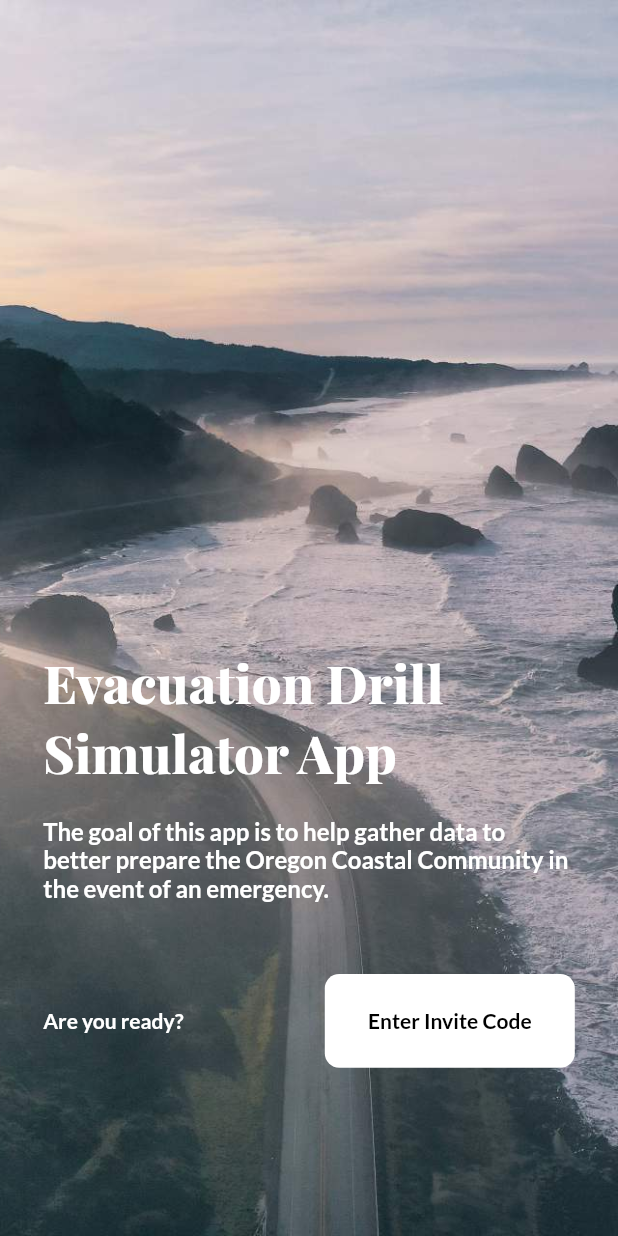
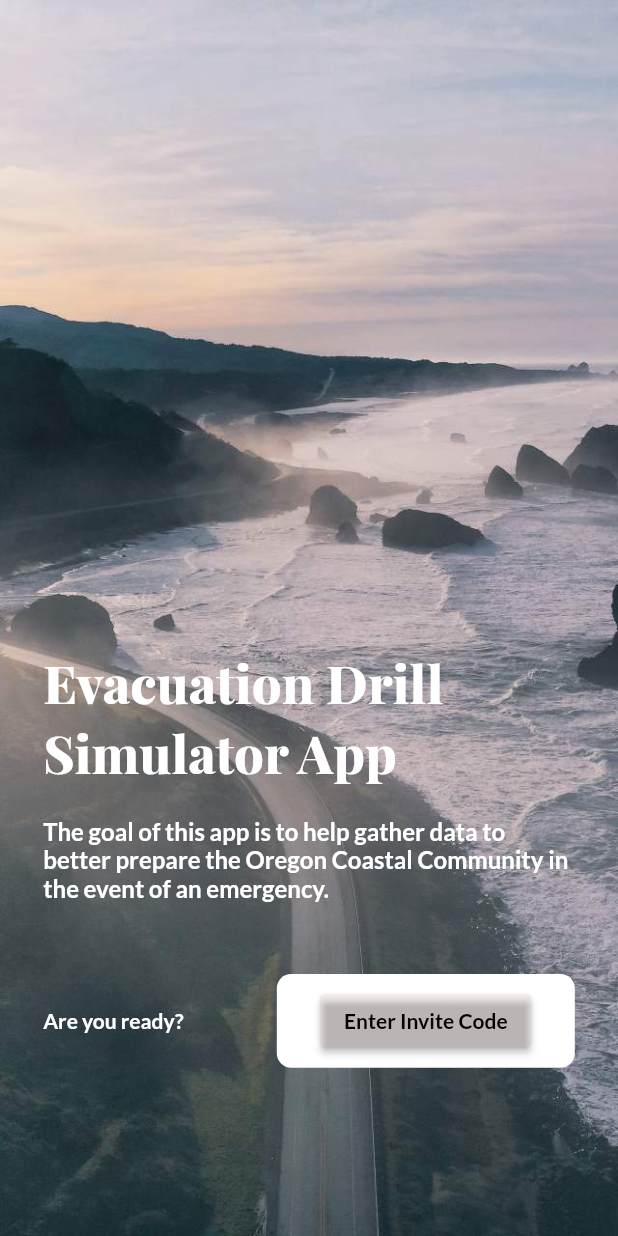
Before and after one commit to shenyang0111ucf/oregon-state-evacuation-app, a Flutter app: the screen it shows after launch, on a phone screen of 412 x 824 dp. Run offline on Flutter 3.47's test engine with Material 2 defaults, Android fonts, the light colour scheme and no system bars; our stand-ins replace google_fonts, location, sqflite; missing offline and left inert: survey_kit; accounts and stored records are empty; statements that could not run were skipped.

Commit message:
invite code button is there but yellow
workin' on changing the style soonly

```diff
--- a/evac_app/lib/pages/landing_page.dart
+++ b/evac_app/lib/pages/landing_page.dart
@@ -1,5 +1,6 @@
 import 'package:flutter/material.dart';
 import 'package:google_fonts/google_fonts.dart';
+import 'package:evac_app/styles.dart';
 
 class LandingPage extends StatelessWidget {
   LandingPage({
@@ -89,13 +90,18 @@ class LandingPage extends StatelessWidget {
                                       padding: EdgeInsets.only(
                                           left: 28.8, right: 28.8),
                                       child: FittedBox(
+                                          child: Builder(builder: (context) {
+                                        return ElevatedButton(
+                                            onPressed: () {
+                                              _tryCode(context);
+                                            },
                                             child: Text(
                                               "Enter Invite Code",
                                               style: GoogleFonts.lato(
                                                   fontWeight: FontWeight.w800,
                                                   color: Colors.black),
-                                        ))
-                                        //})),
+                                            ));
+                                      })),
                                     )))
                           ])
                     ]),
@@ -106,4 +112,11 @@ class LandingPage extends StatelessWidget {
       ),
     );
   }
+
+  Future<void> _tryCode(BuildContext context) async {
+    var success = await tryInviteCode();
+    if (!success) {
+      // pop up
     }
+  }
+}
--- a/evac_app/lib/styles.dart
+++ b/evac_app/lib/styles.dart
@@ -167,7 +167,7 @@ class Styles {
     style: ButtonStyle(
       textStyle: MaterialStateProperty.all(
         normalText.copyWith(
-          color: Styles.primaryColor,
+          color: Colors.white,
         ),
       ),
     ),
```
Lines whose indentation alone changed are shown as unchanged.
